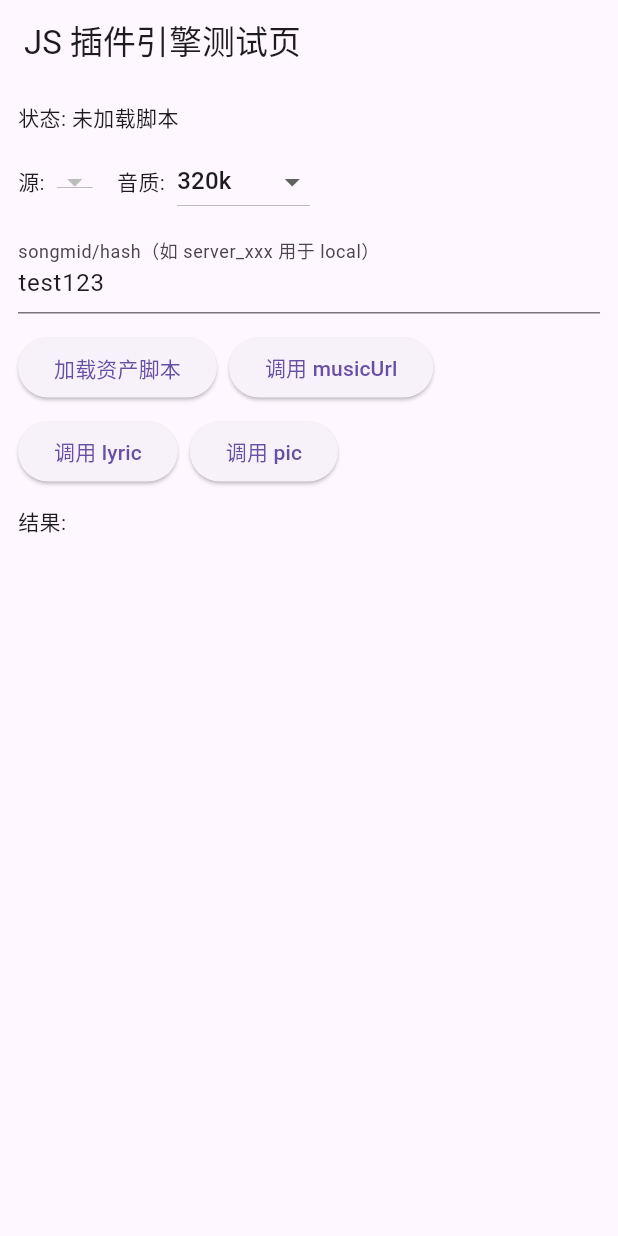
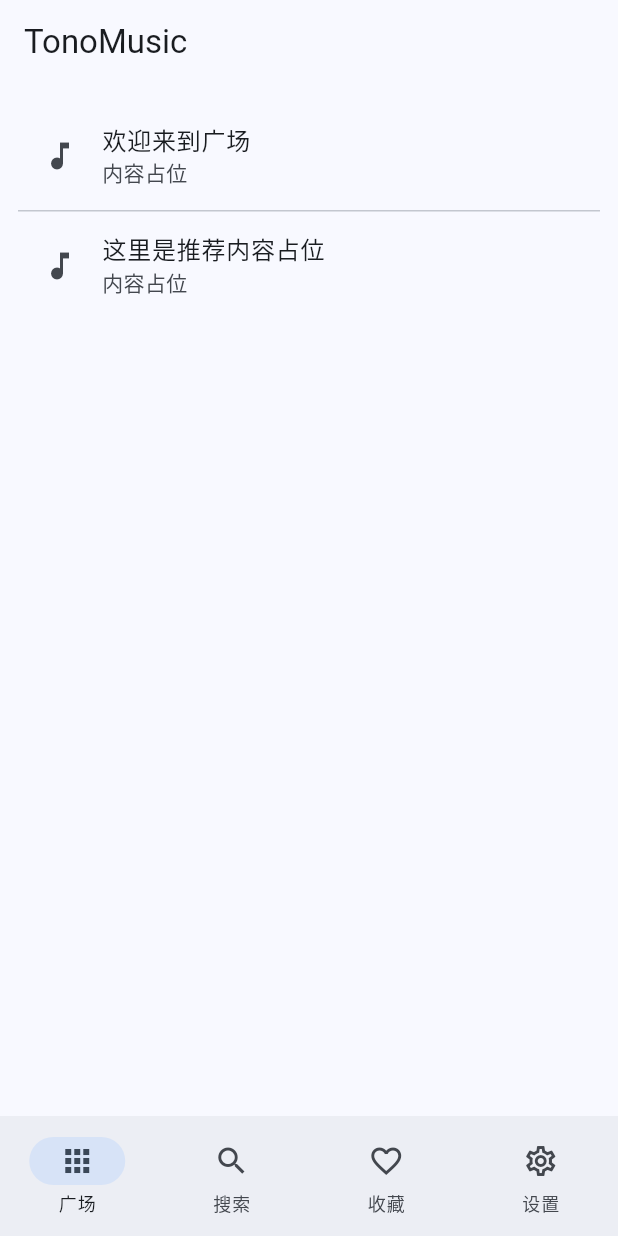
Before and after one commit to enten0103/tono_music, a Flutter app: the screen it shows after launch, on a phone screen of 412 x 824 dp. Run offline on Flutter 3.47's test engine with Material 3 defaults, Android fonts, the phone set to English and light mode, and no system bars; our stand-ins replace get; missing offline and left inert: encrypt, flutter_js.

Commit message:
feat(ui):基础骨架实现

```diff
--- /dev/null
+++ b/lib/app/routes/app_pages.dart
@@ -0,0 +1,15 @@
+import 'package:get/get.dart';
+import '../ui/root/root_binding.dart';
+import '../ui/root/root_view.dart';
+import 'app_routes.dart';
+
+class AppPages {
+  static final routes = <GetPage<dynamic>>[
+    GetPage(
+      name: AppRoutes.home,
+      page: () => const RootView(),
+      binding: RootBinding(),
+      transition: Transition.cupertino,
+    ),
+  ];
+}
--- /dev/null
+++ b/lib/app/routes/app_routes.dart
@@ -0,0 +1,3 @@
+abstract class AppRoutes {
+  static const String home = '/';
+}
--- /dev/null
+++ b/lib/app/ui/root/root_controller.dart
@@ -0,0 +1,8 @@
+import 'package:get/get.dart';
+
+class RootController extends GetxController {
+  // 0: 广场  1: 搜索  2: 收藏  3: 设置
+  final RxInt index = 0.obs;
+
+  void setIndex(int i) => index.value = i;
+}
--- /dev/null
+++ b/lib/app/ui/root/root_view.dart
@@ -0,0 +1,101 @@
+import 'package:flutter/material.dart';
+import 'package:get/get.dart';
+import 'root_controller.dart';
+import '../square/square_view.dart';
+import '../search/search_view.dart';
+import '../favorite/favorite_view.dart';
+import '../settings/settings_view.dart';
+
+class RootView extends GetView<RootController> {
+  const RootView({super.key});
+
+  @override
+  Widget build(BuildContext context) {
+    return Obx(() {
+      final idx = controller.index.value;
+      final isWide = MediaQuery.of(context).size.width >= 900;
+
+      final pages = const <Widget>[
+        SquareView(),
+        SearchView(),
+        FavoriteView(),
+        SettingsView(),
+      ];
+      final content = pages[idx];
+
+      if (isWide) {
+        // 宽屏：侧边导航
+        return Scaffold(
+          appBar: AppBar(title: const Text('TonoMusic')),
+          body: Row(
+            children: [
+              NavigationRail(
+                selectedIndex: idx,
+                onDestinationSelected: controller.setIndex,
+                labelType: NavigationRailLabelType.all,
+                destinations: const [
+                  NavigationRailDestination(
+                    icon: Icon(Icons.apps_outlined),
+                    selectedIcon: Icon(Icons.apps),
+                    label: Text('广场'),
+                  ),
+                  NavigationRailDestination(
+                    icon: Icon(Icons.search_outlined),
+                    selectedIcon: Icon(Icons.search),
+                    label: Text('搜索'),
+                  ),
+                  NavigationRailDestination(
+                    icon: Icon(Icons.favorite_border),
+                    selectedIcon: Icon(Icons.favorite),
+                    label: Text('收藏'),
+                  ),
+                  NavigationRailDestination(
+                    icon: Icon(Icons.settings_outlined),
+                    selectedIcon: Icon(Icons.settings),
+                    label: Text('设置'),
+                  ),
+                ],
+              ),
+              const VerticalDivider(width: 1),
+              Expanded(child: content),
+            ],
+          ),
+        );
+      } else {
+        // 窄屏：底部导航
+        return Scaffold(
+          appBar: AppBar(title: const Text('TonoMusic')),
+          body: content,
+          bottomNavigationBar: NavigationBar(
+            selectedIndex: idx,
+            onDestinationSelected: controller.setIndex,
+            destinations: const [
+              NavigationDestination(
+                icon: Icon(Icons.apps_outlined),
+                selectedIcon: Icon(Icons.apps),
+                label: '广场',
+              ),
+              NavigationDestination(
+                icon: Icon(Icons.search_outlined),
+                selectedIcon: Icon(Icons.search),
+                label: '搜索',
+              ),
+              NavigationDestination(
+                icon: Icon(Icons.favorite_border),
+                selectedIcon: Icon(Icons.favorite),
+                label: '收藏',
+              ),
+              NavigationDestination(
+                icon: Icon(Icons.settings_outlined),
+                selectedIcon: Icon(Icons.settings),
+                label: '设置',
+              ),
+            ],
+          ),
+        );
+      }
+    });
+  }
+}
+
+// 页面由对应模块提供
--- /dev/null
+++ b/lib/app/ui/settings/settings_controller.dart
@@ -0,0 +1,6 @@
+import 'package:get/get.dart';
+
+class SettingsController extends GetxController {
+  final RxBool darkMode = false.obs;
+  void toggleDark() => darkMode.value = !darkMode.value;
+}
--- /dev/null
+++ b/lib/app/ui/square/square_controller.dart
@@ -0,0 +1,12 @@
+import 'package:get/get.dart';
+
+class SquareController extends GetxController {
+  final RxList<String> feed = <String>[].obs;
+
+  @override
+  void onInit() {
+    super.onInit();
+    // TODO: 拉取广场动态数据
+    feed.addAll(['欢迎来到广场', '这里是推荐内容占位']);
+  }
+}
--- /dev/null
+++ b/lib/app/ui/square/square_view.dart
@@ -0,0 +1,24 @@
+import 'package:flutter/material.dart';
+import 'package:get/get.dart';
+import 'square_controller.dart';
+
+class SquareView extends GetView<SquareController> {
+  const SquareView({super.key});
+
+  @override
+  Widget build(BuildContext context) {
+    return Obx(() {
+      final list = controller.feed;
+      return ListView.separated(
+        padding: const EdgeInsets.all(12),
+        itemBuilder: (_, i) => ListTile(
+          leading: const Icon(Icons.music_note),
+          title: Text(list[i]),
+          subtitle: const Text('内容占位'),
+        ),
+        separatorBuilder: (_, __) => const Divider(height: 1),
+        itemCount: list.length,
+      );
+    });
+  }
+}
--- a/lib/main.dart
+++ b/lib/main.dart
@@ -1,172 +1,27 @@
-import 'dart:async';
 import 'package:flutter/material.dart';
-import 'package:flutter/services.dart' show rootBundle;
-import 'package:tono_music/plugin_engine.dart';
+import 'package:get/get.dart';
+import 'app/routes/app_pages.dart';
+import 'app/routes/app_routes.dart';
 
-void main() => runApp(const MyApp());
+void main() {
+  runApp(const App());
+}
 
-class MyApp extends StatelessWidget {
-  const MyApp({super.key});
+class App extends StatelessWidget {
+  const App({super.key});
 
   @override
   Widget build(BuildContext context) {
-    return const MaterialApp(title: 'JS 插件引擎测试', home: TestPage());
-  }
-}
-
-class TestPage extends StatefulWidget {
-  const TestPage({super.key});
-
-  @override
-  State<TestPage> createState() => _TestPageState();
-}
-
-class _TestPageState extends State<TestPage> {
-  PluginEngine? _engine;
-  StreamSubscription? _sub;
-  String _status = '未加载脚本';
-  Map<String, dynamic> _sources = const {};
-  String _result = '';
-  final _songmidCtrl = TextEditingController(text: 'test123');
-  String _sourceKey = 'kw';
-  String _quality = '320k';
-
-  @override
-  void dispose() {
-    _sub?.cancel();
-    _engine?.dispose();
-    _songmidCtrl.dispose();
-    super.dispose();
-  }
-
-  Future<void> _loadAssetScript() async {
-    setState(() => _status = '加载中...');
-    final engine = await PluginEngine.create();
-    _sub?.cancel();
-    _sub = engine.events.listen((evt) {
-      if (evt.name == 'inited') {
-        setState(() {
-          _sources = engine.sources;
-          _status = '已初始化: ${_sources.keys.join(', ')}';
-          if (_sources.isNotEmpty && !_sources.containsKey(_sourceKey)) {
-            _sourceKey = _sources.keys.first;
-          }
-        });
-      }
-    });
-
-    try {
-      final script = await rootBundle.loadString(
-        'assets/lx-music-source V3.0.js',
-      );
-      await engine.loadScript(
-        script,
-        sourceUrl: 'assets/lx-music-source V3.0.js',
-      );
-      setState(() {
-        _engine = engine;
-        _status = '脚本加载完成';
-        _sources = engine.sources;
-      });
-    } catch (e) {
-      setState(() => _status = '加载失败: $e');
-      engine.dispose();
-    }
-  }
-
-  Future<void> _callAction(String action) async {
-    final engine = _engine;
-    if (engine == null) return;
-    setState(() => _result = '调用中...');
-    try {
-      final info = <String, dynamic>{
-        'musicInfo': {'songmid': _songmidCtrl.text.trim(), 'name': 'song'},
-      };
-      if (action == 'musicUrl') info['type'] = _quality;
-      final r = await engine.request(
-        source: _sourceKey,
-        action: action,
-        info: info,
-      );
-      setState(() => _result = '$action: $r');
-    } catch (e) {
-      setState(() => _result = 'error: $e');
-    }
-  }
-
-  @override
-  Widget build(BuildContext context) {
-    return Scaffold(
-      appBar: AppBar(title: const Text('JS 插件引擎测试页')),
-      body: Padding(
-        padding: const EdgeInsets.all(12),
-        child: ListView(
-          children: [
-            Text('状态: $_status'),
-            const SizedBox(height: 8),
-            Row(
-              children: [
-                const Text('源:'),
-                const SizedBox(width: 8),
-                DropdownButton<String>(
-                  value: _sourceKey,
-                  items: _sources.keys
-                      .map((k) => DropdownMenuItem(value: k, child: Text(k)))
-                      .toList(),
-                  onChanged: (v) {
-                    if (v != null) setState(() => _sourceKey = v);
-                  },
-                ),
-                const SizedBox(width: 16),
-                const Text('音质:'),
-                const SizedBox(width: 8),
-                DropdownButton<String>(
-                  value: _quality,
-                  items: const ['128k', '320k', 'flac', 'flac24bit']
-                      .map((q) => DropdownMenuItem(value: q, child: Text(q)))
-                      .toList(),
-                  onChanged: (v) {
-                    if (v != null) setState(() => _quality = v);
-                  },
-                ),
-              ],
-            ),
-            const SizedBox(height: 8),
-            TextField(
-              controller: _songmidCtrl,
-              decoration: const InputDecoration(
-                labelText: 'songmid/hash（如 server_xxx 用于 local）',
-              ),
-            ),
-            const SizedBox(height: 12),
-            Wrap(
-              spacing: 8,
-              runSpacing: 8,
-              children: [
-                ElevatedButton(
-                  onPressed: _loadAssetScript,
-                  child: const Text('加载资产脚本'),
-                ),
-                ElevatedButton(
-                  onPressed: () => _callAction('musicUrl'),
-                  child: const Text('调用 musicUrl'),
-                ),
-                ElevatedButton(
-                  onPressed: () => _callAction('lyric'),
-                  child: const Text('调用 lyric'),
-                ),
-                ElevatedButton(
-                  onPressed: () => _callAction('pic'),
-                  child: const Text('调用 pic'),
-                ),
-              ],
-            ),
-            const SizedBox(height: 12),
-            const Text('结果:'),
-            Text(_result, maxLines: 8, overflow: TextOverflow.ellipsis),
-          ],
-        ),
+    return GetMaterialApp(
+      title: 'TonoMusic',
+      debugShowCheckedModeBanner: false,
+      theme: ThemeData(
+        colorScheme: ColorScheme.fromSeed(seedColor: Colors.blue),
+        useMaterial3: true,
       ),
+      initialRoute: AppRoutes.home,
+      getPages: AppPages.routes,
+      defaultTransition: Transition.cupertino,
     );
   }
 }
--- a/pubspec.yaml
+++ b/pubspec.yaml
@@ -16,6 +16,7 @@ dependencies:
   music_sdk:
     git:
       url: https://github.com/enten0103/music_sdk
+  get: ^4.7.2
 
 dev_dependencies:
   flutter_test:
```
Also changed, not shown: lib/app/ui/favorite/favorite_controller.dart (added, +8 -0 lines), lib/app/ui/favorite/favorite_view.dart (added, +22 -0 lines), lib/app/ui/root/root_binding.dart (added, +18 -0 lines), lib/app/ui/search/search_controller.dart (added, +12 -0 lines), lib/app/ui/search/search_view.dart (added, +52 -0 lines), lib/app/ui/settings/settings_view.dart (added, +20 -0 lines), pubspec.lock, 1 other file.
